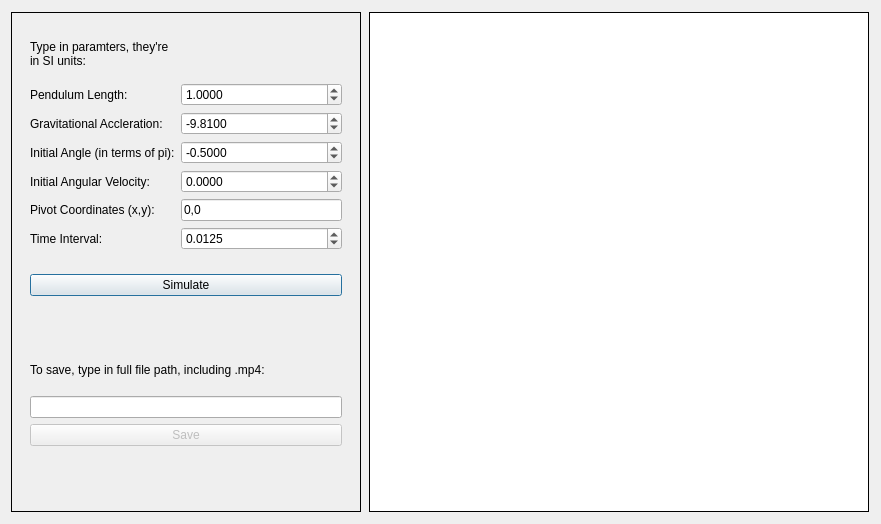
The window that src/gui.ui (LCrawford13/pendulum) describes before a commit, drawn with Qt 5.
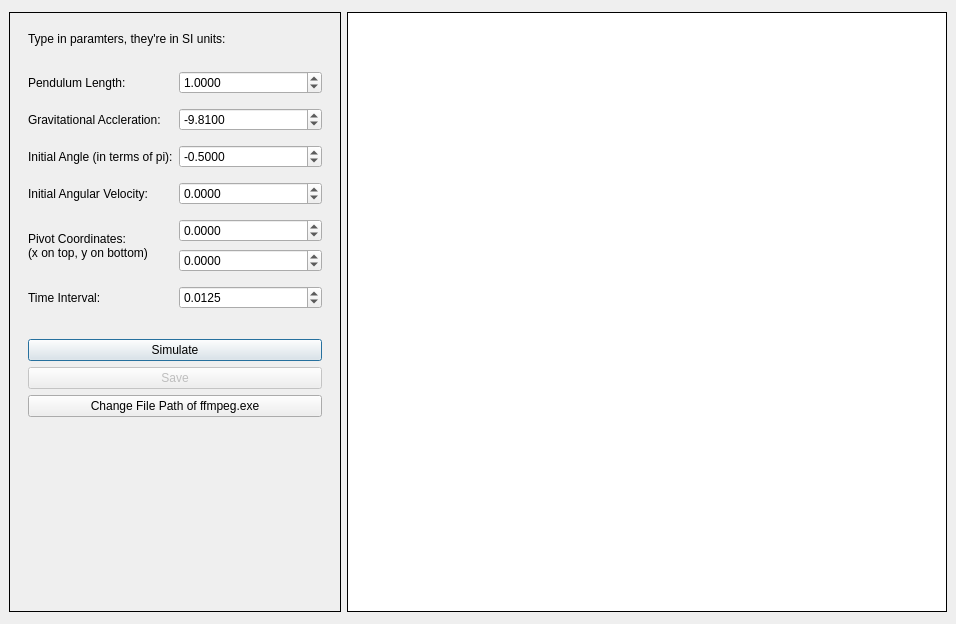
The same window after the commit.

Commit message: Mostly fixed GUI performance, re-did qt designer integration, added save functions to GUI.

Patch:
```diff
--- a/src/gui.ui
+++ b/src/gui.ui
@@ -6,8 +6,8 @@
    <rect>
     <x>0</x>
     <y>0</y>
-    <width>881</width>
-    <height>524</height>
+    <width>956</width>
+    <height>624</height>
    </rect>
   </property>
   <property name="sizePolicy">
@@ -18,14 +18,14 @@
   </property>
   <property name="minimumSize">
    <size>
-    <width>0</width>
-    <height>0</height>
+    <width>956</width>
+    <height>624</height>
    </size>
   </property>
   <property name="maximumSize">
    <size>
-    <width>16777215</width>
-    <height>16777215</height>
+    <width>956</width>
+    <height>624</height>
    </size>
   </property>
   <property name="windowTitle">
@@ -62,6 +62,58 @@
          <enum>QFrame::Plain</enum>
         </property>
         <layout class="QVBoxLayout" name="verticalLayout_2">
+         <property name="spacing">
+          <number>3</number>
+         </property>
+         <item>
+          <widget class="QWidget" name="widget_2" native="true">
+           <property name="sizePolicy">
+            <sizepolicy hsizetype="Preferred" vsizetype="Preferred">
+             <horstretch>0</horstretch>
+             <verstretch>0</verstretch>
+            </sizepolicy>
+           </property>
+           <property name="minimumSize">
+            <size>
+             <width>0</width>
+             <height>30</height>
+            </size>
+           </property>
+           <property name="maximumSize">
+            <size>
+             <width>16777215</width>
+             <height>30</height>
+            </size>
+           </property>
+           <layout class="QGridLayout" name="gridLayout_3">
+            <item row="0" column="0">
+             <widget class="QLabel" name="label_8">
+              <property name="minimumSize">
+               <size>
+                <width>0</width>
+                <height>15</height>
+               </size>
+              </property>
+              <property name="maximumSize">
+               <size>
+                <width>16777215</width>
+                <height>15</height>
+               </size>
+              </property>
+              <property name="styleSheet">
+               <string notr="true">font: 75 9pt &quot;Arial&quot;;</string>
+              </property>
+              <property name="text">
+               <string>Type in paramters, they're in SI units:</string>
+              </property>
+              <property name="wordWrap">
+               <bool>true</bool>
+              </property>
+             </widget>
+            </item>
+           </layout>
+          </widget>
+         </item>
          <item>
           <widget class="QWidget" name="widget_2" native="true">
            <property name="maximumSize">
@@ -71,6 +123,48 @@
             </size>
            </property>
            <layout class="QGridLayout" name="gridLayout">
+            <property name="verticalSpacing">
+             <number>7</number>
+            </property>
+            <item row="5" column="1">
+             <layout class="QVBoxLayout" name="verticalLayout_4">
+              <property name="spacing">
+               <number>7</number>
+              </property>
+              <item>
+               <widget class="QDoubleSpinBox" name="xSpinBox">
+                <property name="styleSheet">
+                 <string notr="true">font: 9pt &quot;Arial&quot;;</string>
+                </property>
+                <property name="decimals">
+                 <number>4</number>
+                </property>
+                <property name="minimum">
+                 <double>-1000.000000000000000</double>
+                </property>
+                <property name="maximum">
+                 <double>1000.000000000000000</double>
+                </property>
+               </widget>
+              </item>
+              <item>
+               <widget class="QDoubleSpinBox" name="ySpinBox">
+                <property name="styleSheet">
+                 <string notr="true">font: 9pt &quot;Arial&quot;;</string>
+                </property>
+                <property name="decimals">
+                 <number>4</number>
+                </property>
+                <property name="minimum">
+                 <double>-1000.000000000000000</double>
+                </property>
+                <property name="maximum">
+                 <double>1000.000000000000000</double>
+                </property>
+               </widget>
+              </item>
+             </layout>
+            </item>
             <item row="1" column="1">
              <widget class="QDoubleSpinBox" name="lengthSpinBox">
               <property name="styleSheet">
@@ -87,19 +181,6 @@
               </property>
              </widget>
             </item>
-            <item row="6" column="1">
-             <widget class="QDoubleSpinBox" name="intervalSpinBox">
-              <property name="styleSheet">
-               <string notr="true">font: 9pt &quot;Arial&quot;;</string>
-              </property>
-              <property name="decimals">
-               <number>4</number>
-              </property>
-              <property name="value">
-               <double>0.012500000000000</double>
-              </property>
-             </widget>
-            </item>
             <item row="2" column="1">
              <widget class="QDoubleSpinBox" name="gSpinBox">
               <property name="styleSheet">
@@ -121,11 +202,34 @@
             </item>
             <item row="5" column="0">
              <widget class="QLabel" name="label_4">
+              <property name="maximumSize">
+               <size>
+                <width>16777215</width>
+                <height>70</height>
+               </size>
+              </property>
               <property name="styleSheet">
                <string notr="true">font: 9pt &quot;Arial&quot;;</string>
               </property>
               <property name="text">
-               <string>Pivot Coordinates (x,y):</string>
+               <string>Pivot Coordinates: 
+(x on top, y on bottom)</string>
+              </property>
+              <property name="wordWrap">
+               <bool>true</bool>
+              </property>
+             </widget>
+            </item>
+            <item row="6" column="1">
+             <widget class="QDoubleSpinBox" name="intervalSpinBox">
+              <property name="styleSheet">
+               <string notr="true">font: 9pt &quot;Arial&quot;;</string>
+              </property>
+              <property name="decimals">
+               <number>4</number>
+              </property>
+              <property name="value">
+               <double>0.012500000000000</double>
               </property>
              </widget>
             </item>
@@ -139,29 +243,6 @@
               </property>
              </widget>
             </item>
-            <item row="0" column="0">
-             <widget class="QLabel" name="label_8">
-              <property name="styleSheet">
-               <string notr="true">font: 75 9pt &quot;Arial&quot;;</string>
-              </property>
-              <property name="text">
-               <string>Type in paramters, they're in SI units:</string>
-              </property>
-              <property name="wordWrap">
-               <bool>true</bool>
-              </property>
-             </widget>
-            </item>
-            <item row="5" column="1">
-             <widget class="QLineEdit" name="pivotCoorLineEdit">
-              <property name="styleSheet">
-               <string notr="true">font: 9pt &quot;Arial&quot;;</string>
-              </property>
-              <property name="text">
-               <string>0,0</string>
-              </property>
-             </widget>
-            </item>
             <item row="2" column="0">
              <widget class="QLabel" name="label_5">
               <property name="styleSheet">
@@ -172,25 +253,6 @@
               </property>
              </widget>
             </item>
-            <item row="3" column="1">
-             <widget class="QDoubleSpinBox" name="angleSpinBox">
-              <property name="styleSheet">
-               <string notr="true">font: 9pt &quot;Arial&quot;;</string>
-              </property>
-              <property name="decimals">
-               <number>4</number>
-              </property>
-              <property name="minimum">
-               <double>-1.000000000000000</double>
-              </property>
-              <property name="maximum">
-               <double>1.000000000000000</double>
-              </property>
-              <property name="value">
-               <double>-0.500000000000000</double>
-              </property>
-             </widget>
-            </item>
             <item row="6" column="0">
              <widget class="QLabel" name="label_6">
               <property name="styleSheet">
@@ -211,13 +273,22 @@
               </property>
              </widget>
             </item>
-            <item row="3" column="0">
-             <widget class="QLabel" name="label_2">
+            <item row="3" column="1">
+             <widget class="QDoubleSpinBox" name="angleSpinBox">
               <property name="styleSheet">
                <string notr="true">font: 9pt &quot;Arial&quot;;</string>
               </property>
-              <property name="text">
-               <string>Initial Angle (in terms of pi):</string>
+              <property name="decimals">
+               <number>4</number>
+              </property>
+              <property name="minimum">
+               <double>-1.000000000000000</double>
+              </property>
+              <property name="maximum">
+               <double>1.000000000000000</double>
+              </property>
+              <property name="value">
+               <double>-0.500000000000000</double>
               </property>
              </widget>
             </item>
@@ -240,6 +311,16 @@
               </property>
              </widget>
             </item>
+            <item row="3" column="0">
+             <widget class="QLabel" name="label_2">
+              <property name="styleSheet">
+               <string notr="true">font: 9pt &quot;Arial&quot;;</string>
+              </property>
+              <property name="text">
+               <string>Initial Angle (in terms of pi):</string>
+              </property>
+             </widget>
+            </item>
            </layout>
           </widget>
          </item>
@@ -269,7 +350,30 @@
              </widget>
             </item>
             <item>
-             <widget class="QLabel" name="changesLabel">
+             <widget class="QPushButton" name="saveButton">
+              <property name="enabled">
+               <bool>false</bool>
+              </property>
+              <property name="styleSheet">
+               <string notr="true">font: 9pt &quot;Arial&quot;;</string>
+              </property>
+              <property name="text">
+               <string>Save</string>
+              </property>
+             </widget>
+            </item>
+            <item>
+             <widget class="QPushButton" name="ffmpegButton">
+              <property name="styleSheet">
+               <string notr="true">font: 9pt &quot;Arial&quot;;</string>
+              </property>
+              <property name="text">
+               <string>Change File Path of ffmpeg.exe</string>
+              </property>
+             </widget>
+            </item>
+            <item>
+             <widget class="QLabel" name="errorLabel">
               <property name="font">
                <font>
                 <family>Arial</family>
@@ -283,58 +387,8 @@
               <property name="text">
                <string/>
               </property>
-              <property name="wordWrap">
-               <bool>true</bool>
-              </property>
-             </widget>
-            </item>
-            <item>
-             <widget class="QLabel" name="label_7">
-              <property name="styleSheet">
-               <string notr="true">font: 9pt &quot;Arial&quot;;</string>
-              </property>
-              <property name="text">
-               <string>To save, type in full file path, including .mp4:</string>
-              </property>
-              <property name="textFormat">
-               <enum>Qt::AutoText</enum>
-              </property>
-              <property name="wordWrap">
-               <bool>true</bool>
-              </property>
-             </widget>
-            </item>
-            <item>
-             <widget class="QLineEdit" name="lineEdit">
-              <property name="enabled">
-               <bool>true</bool>
-              </property>
-              <property name="styleSheet">
-               <string notr="true">font: 9pt &quot;Arial&quot;;</string>
-              </property>
-             </widget>
-            </item>
-            <item>
-             <widget class="QPushButton" name="saveButton">
-              <property name="enabled">
-               <bool>false</bool>
-              </property>
-              <property name="styleSheet">
-               <string notr="true">font: 9pt &quot;Arial&quot;;</string>
-              </property>
-              <property name="text">
-               <string>Save</string>
-              </property>
-             </widget>
-            </item>
-            <item>
-             <widget class="QLabel" name="saveLabel">
-              <property name="styleSheet">
-               <string notr="true">font: 9pt &quot;Arial&quot;;
-color: rgb(255, 0, 0);</string>
-              </property>
-              <property name="text">
-               <string/>
+              <property name="alignment">
+               <set>Qt::AlignLeading|Qt::AlignLeft|Qt::AlignTop</set>
               </property>
               <property name="wordWrap">
                <bool>true</bool>
@@ -351,14 +405,14 @@
        <widget class="QFrame" name="frame">
         <property name="minimumSize">
          <size>
-          <width>500</width>
-          <height>500</height>
+          <width>600</width>
+          <height>600</height>
          </size>
         </property>
         <property name="maximumSize">
          <size>
-          <width>500</width>
-          <height>500</height>
+          <width>600</width>
+          <height>600</height>
          </size>
         </property>
         <property name="autoFillBackground">
@@ -384,7 +438,20 @@
           <number>0</number>
          </property>
          <item row="0" column="0">
-          <layout class="QVBoxLayout" name="vLayout"/>
+          <layout class="QVBoxLayout" name="vLayout">
+           <property name="leftMargin">
+            <number>10</number>
+           </property>
+           <property name="topMargin">
+            <number>10</number>
+           </property>
+           <property name="rightMargin">
+            <number>10</number>
+           </property>
+           <property name="bottomMargin">
+            <number>10</number>
+           </property>
+          </layout>
          </item>
         </layout>
        </widget>
```
The commit also changes 6 other files.
